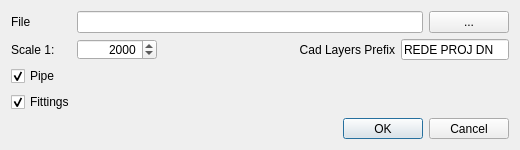
Old version of the form core/QWater_03Export.ui in the repository jorgealmerio/QWater.
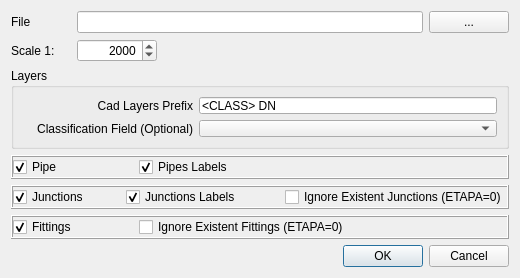
New version of the form. Custom widgets are drawn as their Qt base class.

The edit to the form file:
```diff
--- a/core/QWater_03Export.ui
+++ b/core/QWater_03Export.ui
@@ -7,11 +7,11 @@
     <x>0</x>
     <y>0</y>
     <width>520</width>
-    <height>150</height>
+    <height>278</height>
    </rect>
   </property>
   <property name="sizePolicy">
-   <sizepolicy hsizetype="MinimumExpanding" vsizetype="MinimumExpanding">
+   <sizepolicy hsizetype="MinimumExpanding" vsizetype="Fixed">
     <horstretch>0</horstretch>
     <verstretch>0</verstretch>
    </sizepolicy>
@@ -19,7 +19,13 @@
   <property name="minimumSize">
    <size>
     <width>520</width>
-    <height>150</height>
+    <height>278</height>
+   </size>
+  </property>
+  <property name="maximumSize">
+   <size>
+    <width>16777215</width>
+    <height>278</height>
    </size>
   </property>
   <property name="windowTitle">
@@ -63,7 +69,7 @@
     </layout>
    </item>
    <item>
-    <layout class="QHBoxLayout" name="horizontalLayout">
+    <layout class="QHBoxLayout" name="horizontalLayout_5">
      <item>
       <widget class="QLabel" name="label_2">
        <property name="sizePolicy">
@@ -88,6 +94,12 @@
      </item>
      <item>
       <widget class="QSpinBox" name="spinScale">
+       <property name="sizePolicy">
+        <sizepolicy hsizetype="Fixed" vsizetype="Fixed">
+         <horstretch>0</horstretch>
+         <verstretch>0</verstretch>
+        </sizepolicy>
+       </property>
        <property name="minimumSize">
         <size>
          <width>80</width>
@@ -112,19 +124,30 @@
       </widget>
      </item>
      <item>
-      <spacer name="horizontalSpacer">
+      <spacer name="horizontalSpacer_5">
        <property name="orientation">
         <enum>Qt::Horizontal</enum>
        </property>
+       <property name="sizeType">
+        <enum>QSizePolicy::Expanding</enum>
+       </property>
        <property name="sizeHint" stdset="0">
         <size>
-         <width>50</width>
+         <width>100</width>
          <height>20</height>
         </size>
        </property>
       </spacer>
      </item>
+    </layout>
+   </item>
      <item>
+    <widget class="QGroupBox" name="groupBox">
+     <property name="title">
+      <string>Layers</string>
+     </property>
+     <layout class="QGridLayout" name="gridLayout">
+      <item row="0" column="0">
       <widget class="QLabel" name="label_3">
        <property name="sizePolicy">
         <sizepolicy hsizetype="Minimum" vsizetype="Preferred">
@@ -149,7 +172,23 @@
        </property>
       </widget>
      </item>
-     <item>
+      <item row="1" column="1">
+       <widget class="QgsFieldComboBox" name="cmbStage">
+        <property name="sizePolicy">
+         <sizepolicy hsizetype="MinimumExpanding" vsizetype="Fixed">
+          <horstretch>0</horstretch>
+          <verstretch>0</verstretch>
+         </sizepolicy>
+        </property>
+        <property name="minimumSize">
+         <size>
+          <width>160</width>
+          <height>0</height>
+         </size>
+        </property>
+       </widget>
+      </item>
+      <item row="0" column="1">
       <widget class="QLineEdit" name="txtPrefix">
        <property name="minimumSize">
         <size>
@@ -164,14 +203,73 @@
         </size>
        </property>
        <property name="text">
-        <string>REDE PROJ DN </string>
+         <string>&lt;CLASS&gt; DN </string>
+        </property>
+       </widget>
+      </item>
+      <item row="1" column="0">
+       <widget class="QLabel" name="label_4">
+        <property name="sizePolicy">
+         <sizepolicy hsizetype="Minimum" vsizetype="Preferred">
+          <horstretch>0</horstretch>
+          <verstretch>0</verstretch>
+         </sizepolicy>
+        </property>
+        <property name="minimumSize">
+         <size>
+          <width>170</width>
+          <height>0</height>
+         </size>
+        </property>
+        <property name="text">
+         <string>Classification Field (Optional)</string>
+        </property>
+        <property name="alignment">
+         <set>Qt::AlignRight|Qt::AlignTrailing|Qt::AlignVCenter</set>
        </property>
       </widget>
      </item>
     </layout>
+    </widget>
    </item>
+   <item>
+    <widget class="QFrame" name="frame_Pipes">
+     <property name="enabled">
+      <bool>true</bool>
+     </property>
+     <property name="frameShape">
+      <enum>QFrame::Box</enum>
+     </property>
+     <property name="frameShadow">
+      <enum>QFrame::Raised</enum>
+     </property>
+     <layout class="QHBoxLayout" name="horizontalLayout_3">
+      <property name="leftMargin">
+       <number>0</number>
+      </property>
+      <property name="topMargin">
+       <number>0</number>
+      </property>
+      <property name="rightMargin">
+       <number>0</number>
+      </property>
+      <property name="bottomMargin">
+       <number>0</number>
+      </property>
    <item>
     <widget class="QCheckBox" name="chkPipes">
+        <property name="sizePolicy">
+         <sizepolicy hsizetype="Minimum" vsizetype="Fixed">
+          <horstretch>0</horstretch>
+          <verstretch>0</verstretch>
+         </sizepolicy>
+        </property>
+        <property name="maximumSize">
+         <size>
+          <width>70</width>
+          <height>16777215</height>
+         </size>
+        </property>
      <property name="text">
       <string>Pipe</string>
      </property>
@@ -181,7 +279,185 @@
     </widget>
    </item>
    <item>
+       <spacer name="horizontalSpacer_2">
+        <property name="orientation">
+         <enum>Qt::Horizontal</enum>
+        </property>
+        <property name="sizeType">
+         <enum>QSizePolicy::Preferred</enum>
+        </property>
+        <property name="sizeHint" stdset="0">
+         <size>
+          <width>50</width>
+          <height>20</height>
+         </size>
+        </property>
+       </spacer>
+      </item>
+      <item>
+       <widget class="QCheckBox" name="chkPipesLabels">
+        <property name="sizePolicy">
+         <sizepolicy hsizetype="Minimum" vsizetype="Fixed">
+          <horstretch>0</horstretch>
+          <verstretch>0</verstretch>
+         </sizepolicy>
+        </property>
+        <property name="maximumSize">
+         <size>
+          <width>16777215</width>
+          <height>16777215</height>
+         </size>
+        </property>
+        <property name="text">
+         <string>Pipes Labels</string>
+        </property>
+        <property name="checked">
+         <bool>true</bool>
+        </property>
+       </widget>
+      </item>
+     </layout>
+    </widget>
+   </item>
+   <item>
+    <widget class="QFrame" name="frame_Junctions">
+     <property name="frameShape">
+      <enum>QFrame::Box</enum>
+     </property>
+     <property name="frameShadow">
+      <enum>QFrame::Raised</enum>
+     </property>
+     <layout class="QHBoxLayout" name="horizontalLayout">
+      <property name="leftMargin">
+       <number>0</number>
+      </property>
+      <property name="topMargin">
+       <number>0</number>
+      </property>
+      <property name="rightMargin">
+       <number>0</number>
+      </property>
+      <property name="bottomMargin">
+       <number>0</number>
+      </property>
+      <item>
+       <widget class="QCheckBox" name="chkJunctions">
+        <property name="sizePolicy">
+         <sizepolicy hsizetype="Minimum" vsizetype="Fixed">
+          <horstretch>0</horstretch>
+          <verstretch>0</verstretch>
+         </sizepolicy>
+        </property>
+        <property name="maximumSize">
+         <size>
+          <width>70</width>
+          <height>16777215</height>
+         </size>
+        </property>
+        <property name="text">
+         <string>Junctions</string>
+        </property>
+        <property name="checked">
+         <bool>true</bool>
+        </property>
+       </widget>
+      </item>
+      <item>
+       <spacer name="horizontalSpacer_4">
+        <property name="orientation">
+         <enum>Qt::Horizontal</enum>
+        </property>
+        <property name="sizeType">
+         <enum>QSizePolicy::Preferred</enum>
+        </property>
+        <property name="sizeHint" stdset="0">
+         <size>
+          <width>48</width>
+          <height>20</height>
+         </size>
+        </property>
+       </spacer>
+      </item>
+      <item>
+       <widget class="QCheckBox" name="chkJunctionsLabels">
+        <property name="sizePolicy">
+         <sizepolicy hsizetype="Minimum" vsizetype="Fixed">
+          <horstretch>0</horstretch>
+          <verstretch>0</verstretch>
+         </sizepolicy>
+        </property>
+        <property name="maximumSize">
+         <size>
+          <width>16777215</width>
+          <height>16777215</height>
+         </size>
+        </property>
+        <property name="text">
+         <string>Junctions Labels</string>
+        </property>
+        <property name="checked">
+         <bool>true</bool>
+        </property>
+       </widget>
+      </item>
+      <item>
+       <spacer name="horizontalSpacer_6">
+        <property name="orientation">
+         <enum>Qt::Horizontal</enum>
+        </property>
+        <property name="sizeType">
+         <enum>QSizePolicy::Preferred</enum>
+        </property>
+        <property name="sizeHint" stdset="0">
+         <size>
+          <width>49</width>
+          <height>20</height>
+         </size>
+        </property>
+       </spacer>
+      </item>
+      <item>
+       <widget class="QCheckBox" name="chkOmitExistent_Juncs">
+        <property name="text">
+         <string>Ignore Existent Junctions (ETAPA=0)</string>
+        </property>
+        <property name="checked">
+         <bool>false</bool>
+        </property>
+       </widget>
+      </item>
+     </layout>
+    </widget>
+   </item>
+   <item>
+    <widget class="QFrame" name="frame_Fittings">
+     <property name="frameShape">
+      <enum>QFrame::Box</enum>
+     </property>
+     <property name="frameShadow">
+      <enum>QFrame::Raised</enum>
+     </property>
+     <layout class="QHBoxLayout" name="horizontalLayout_4">
+      <property name="leftMargin">
+       <number>0</number>
+      </property>
+      <property name="topMargin">
+       <number>0</number>
+      </property>
+      <property name="rightMargin">
+       <number>0</number>
+      </property>
+      <property name="bottomMargin">
+       <number>0</number>
+      </property>
+      <item>
     <widget class="QCheckBox" name="chkFittings">
+        <property name="maximumSize">
+         <size>
+          <width>70</width>
+          <height>16777215</height>
+         </size>
+        </property>
      <property name="text">
       <string>Fittings</string>
      </property>
@@ -191,6 +467,35 @@
     </widget>
    </item>
    <item>
+       <spacer name="horizontalSpacer_3">
+        <property name="orientation">
+         <enum>Qt::Horizontal</enum>
+        </property>
+        <property name="sizeType">
+         <enum>QSizePolicy::Preferred</enum>
+        </property>
+        <property name="sizeHint" stdset="0">
+         <size>
+          <width>50</width>
+          <height>20</height>
+         </size>
+        </property>
+       </spacer>
+      </item>
+      <item>
+       <widget class="QCheckBox" name="chkOmitExistent">
+        <property name="text">
+         <string>Ignore Existent Fittings (ETAPA=0)</string>
+        </property>
+        <property name="checked">
+         <bool>false</bool>
+        </property>
+       </widget>
+      </item>
+     </layout>
+    </widget>
+   </item>
+   <item>
     <widget class="QDialogButtonBox" name="buttonBox">
      <property name="orientation">
       <enum>Qt::Horizontal</enum>
@@ -202,6 +507,13 @@
    </item>
   </layout>
  </widget>
+ <customwidgets>
+  <customwidget>
+   <class>QgsFieldComboBox</class>
+   <extends>QComboBox</extends>
+   <header>qgsfieldcombobox.h</header>
+  </customwidget>
+ </customwidgets>
  <tabstops>
   <tabstop>txtFile</tabstop>
   <tabstop>btnBrowse</tabstop>
```
Lines whose indentation alone changed are shown as unchanged.
